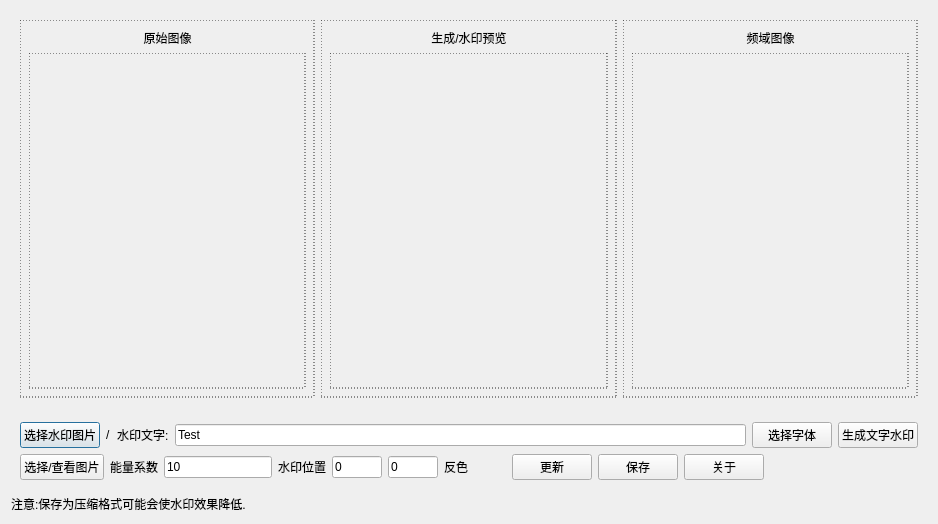
ixlang/SecretWatermark, file ui/dialog.ui: the form before one commit.
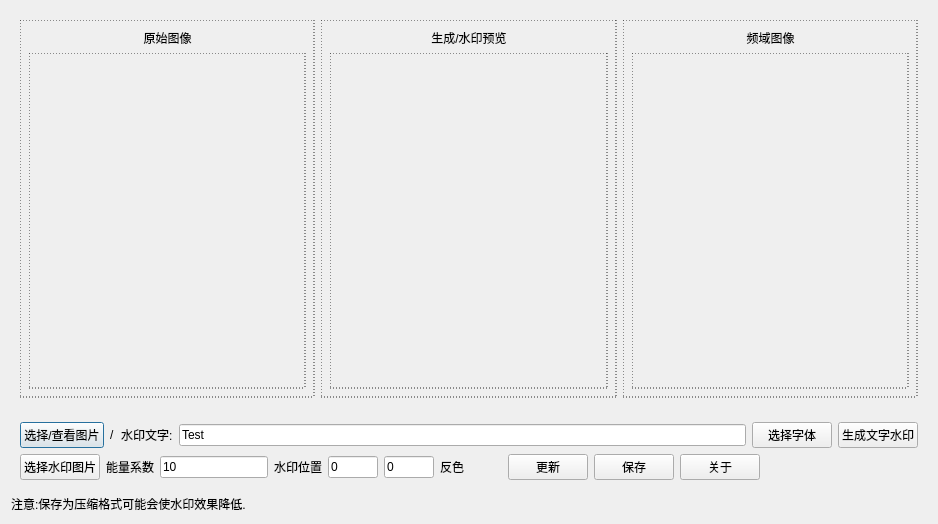
The form after the commit.

What changed in the file:
```diff
--- a/ui/dialog.ui
+++ b/ui/dialog.ui
@@ -113,9 +113,9 @@
       <number>0</number>
      </property>
      <item>
-      <widget class="QPushButton" name="btnAdd">
+      <widget class="QPushButton" name="btnOk">
        <property name="text">
-        <string>选择水印图片</string>
+        <string>选择/查看图片</string>
        </property>
       </widget>
      </item>
@@ -163,9 +163,9 @@
        <number>0</number>
       </property>
       <item>
-       <widget class="QPushButton" name="btnOk">
+       <widget class="QPushButton" name="btnAdd">
         <property name="text">
-         <string>选择/查看图片</string>
+         <string>选择水印图片</string>
         </property>
        </widget>
       </item>
```
